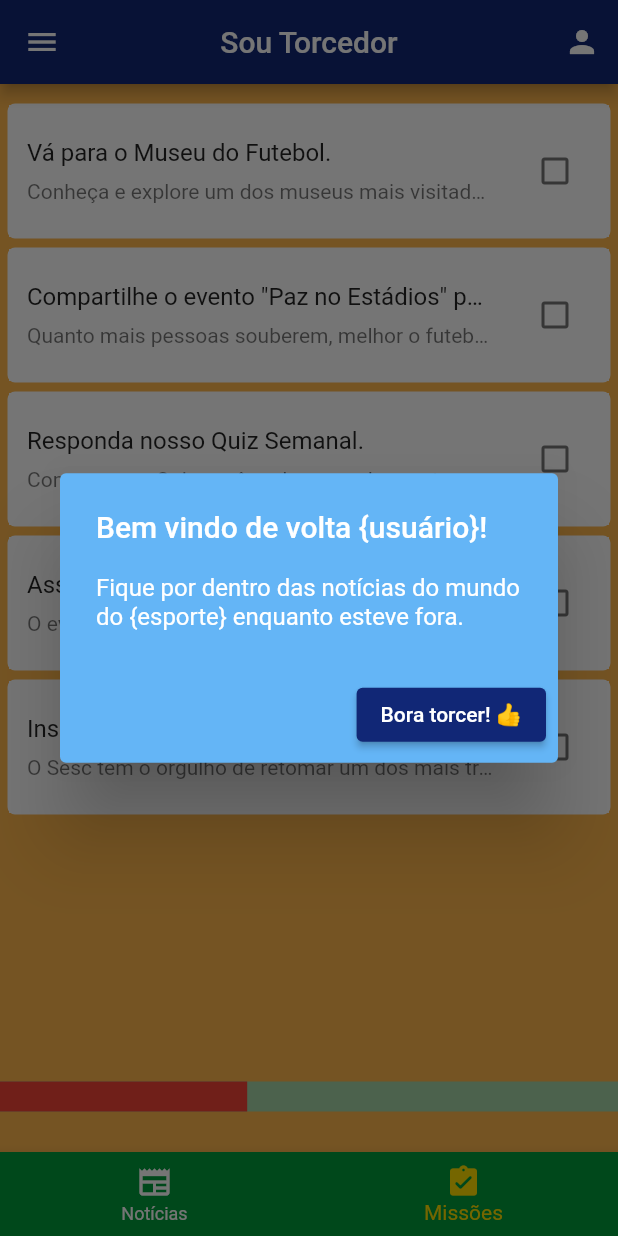
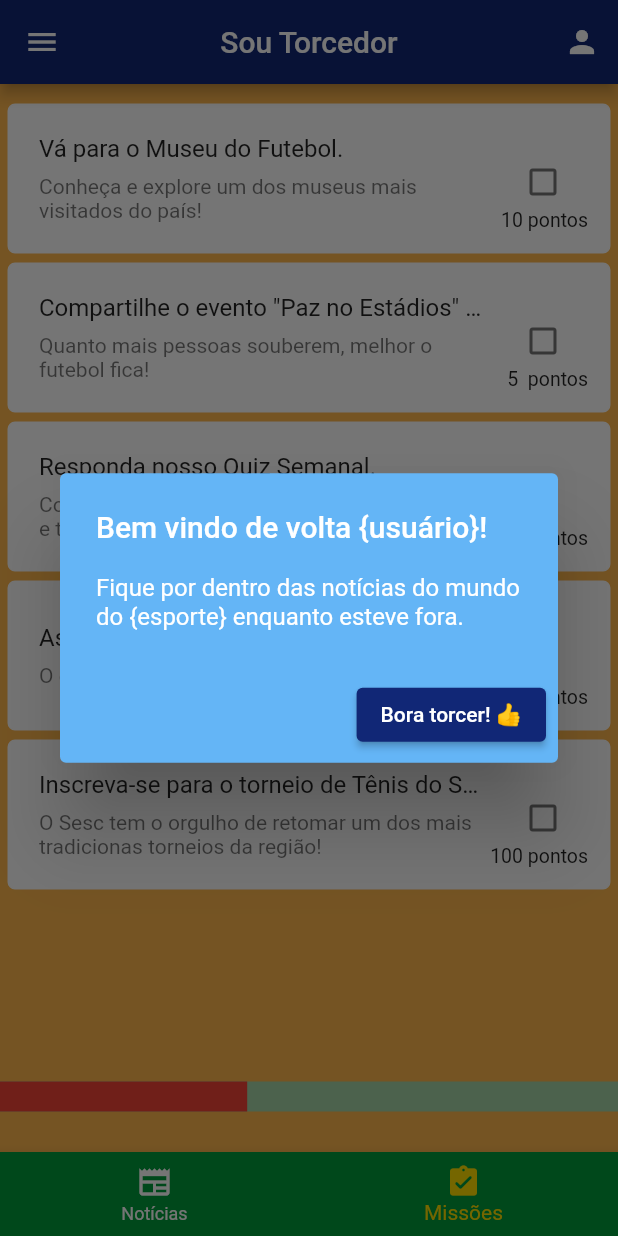
Before and after one commit to lucasclaros/projeto-hackathon-semcomp25, a Flutter app: the screen it shows after launch, swiped to page 2, on a phone screen of 412 x 824 dp. Run offline on Flutter 3.47's test engine with Material 2 defaults, Android fonts, the phone set to English and light mode, and no system bars; our stand-ins replace cached_network_image; network calls fail.

Commit message:
ajustes no list tile das missoes

```diff
--- a/lib/data/helpers.dart
+++ b/lib/data/helpers.dart
@@ -86,23 +86,33 @@ final missions = [
   MissionModel(
     title: 'Vá para o Museu do Futebol.',
     description: 'Conheça e explore um dos museus mais visitados do país!',
-      isCompleted: false),
+    isCompleted: false,
+    points: 10,
+  ),
   MissionModel(
     title: 'Compartilhe o evento "Paz no Estádios" para 5 amigos.',
     description: 'Quanto mais pessoas souberem, melhor o futebol fica!',
-      isCompleted: false),
+    isCompleted: false,
+    points: 5,
+  ),
   MissionModel(
     title: 'Responda nosso Quiz Semanal.',
     description:
         'Com o nosso Quiz você pode acumular pontos e trocar por uma variedade de vantagens em nossa plataforma!',
-      isCompleted: false),
+    isCompleted: false,
+    points: 15,
+  ),
   MissionModel(
     title: 'Assista a partida Loud vs Pain pela final do CBLOL 2022',
     description: 'O evento começará às 13h do dia 03/09!',
-      isCompleted: false),
+    isCompleted: false,
+    points: 50,
+  ),
   MissionModel(
     title: 'Inscreva-se para o torneio de Tênis do Sesc',
     description:
         'O Sesc tem o orgulho de retomar um dos mais tradicionas torneios da região!',
-      isCompleted: false),
+    isCompleted: false,
+    points: 100,
+  ),
 ];
--- a/lib/data/models/mission_model.dart
+++ b/lib/data/models/mission_model.dart
@@ -2,10 +2,12 @@ class MissionModel {
   MissionModel({
     required this.title,
     required this.description,
+    required this.points,
     this.isCompleted = false,
   });
 
   final String title;
   final String description;
   bool isCompleted;
+  final int points;
 }
--- a/lib/presentation/widgets/list_missions_item.dart
+++ b/lib/presentation/widgets/list_missions_item.dart
@@ -16,8 +16,10 @@ class ListMissionsItem extends StatefulWidget {
 class _ListMissionsItemState extends State<ListMissionsItem> {
   @override
   Widget build(BuildContext context) {
-    return Container(
-      height: 90,
+    return Stack(
+      children: [
+        Container(
+          height: 100,
           decoration: BoxDecoration(
             color: Colors.white,
             border: Border.all(
@@ -34,7 +36,7 @@ class _ListMissionsItemState extends State<ListMissionsItem> {
           child: Center(
             child: ListTile(
               contentPadding: const EdgeInsets.symmetric(
-            horizontal: 12,
+                horizontal: 20,
                 vertical: 8,
               ),
               tileColor: Colors.white,
@@ -48,12 +50,15 @@ class _ListMissionsItemState extends State<ListMissionsItem> {
               subtitle: Padding(
                 padding: const EdgeInsets.symmetric(vertical: 4.0),
                 child: Text(
-              widget.mission.description.replaceAll("", "\u{200B}"),
+                  widget.mission.description,
                   overflow: TextOverflow.ellipsis,
+                  maxLines: 2,
                 ),
               ),
               trailing: IconButton(
-            color: widget.mission.isCompleted ? Colors.green : Colors.grey[600],
+                color: widget.mission.isCompleted
+                    ? Colors.green
+                    : Colors.grey[600],
                 icon: Icon(
                   widget.mission.isCompleted
                       ? Icons.check_box
@@ -67,6 +72,21 @@ class _ListMissionsItemState extends State<ListMissionsItem> {
               ),
             ),
           ),
+        ),
+        Positioned(
+          right: 12,
+          bottom: 10,
+          child: SizedBox(
+            child: Padding(
+              padding: const EdgeInsets.all(8.0),
+              child: Text(
+                '${widget.mission.points.toString().padRight(2)} pontos',
+                style: TextStyle(fontSize: 13),
+              ),
+            ),
+          ),
+        ),
+      ],
     );
   }
 }
```
Lines whose indentation alone changed are shown as unchanged.
